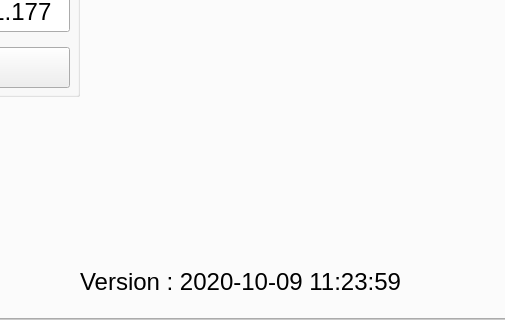
This is dc_motor_pc.ui in ahmetcihan/pendulum_controller as Qt 5 draws it before an edit; both pictures show x 172 to 677 and y 160 to 480 of the 800 by 480 pixel window. The edited form follows.
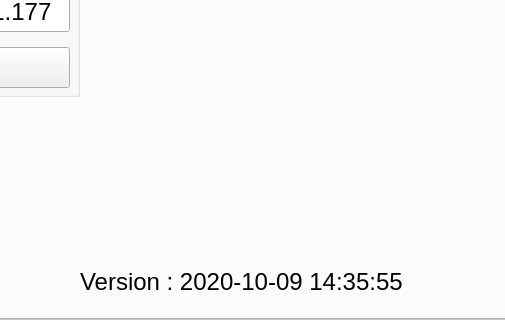
This is the edited form.

```diff
--- a/dc_motor_pc.ui
+++ b/dc_motor_pc.ui
@@ -15411,7 +15411,7 @@
          </font>
         </property>
         <property name="text">
-         <string notr="true">Version : 2020-10-09 11:23:59</string>
+         <string notr="true">Version : 2020-10-09 14:35:55</string>
         </property>
         <property name="alignment">
          <set>Qt::AlignLeading|Qt::AlignLeft|Qt::AlignVCenter</set>
```
